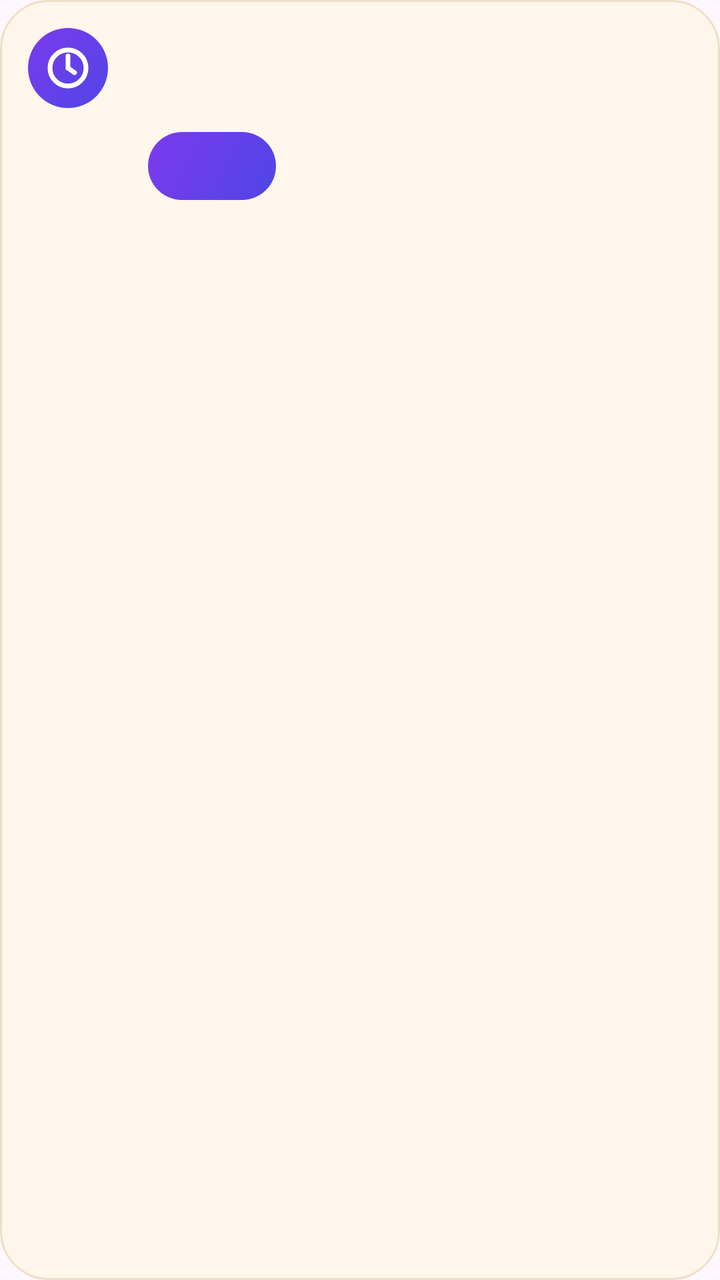
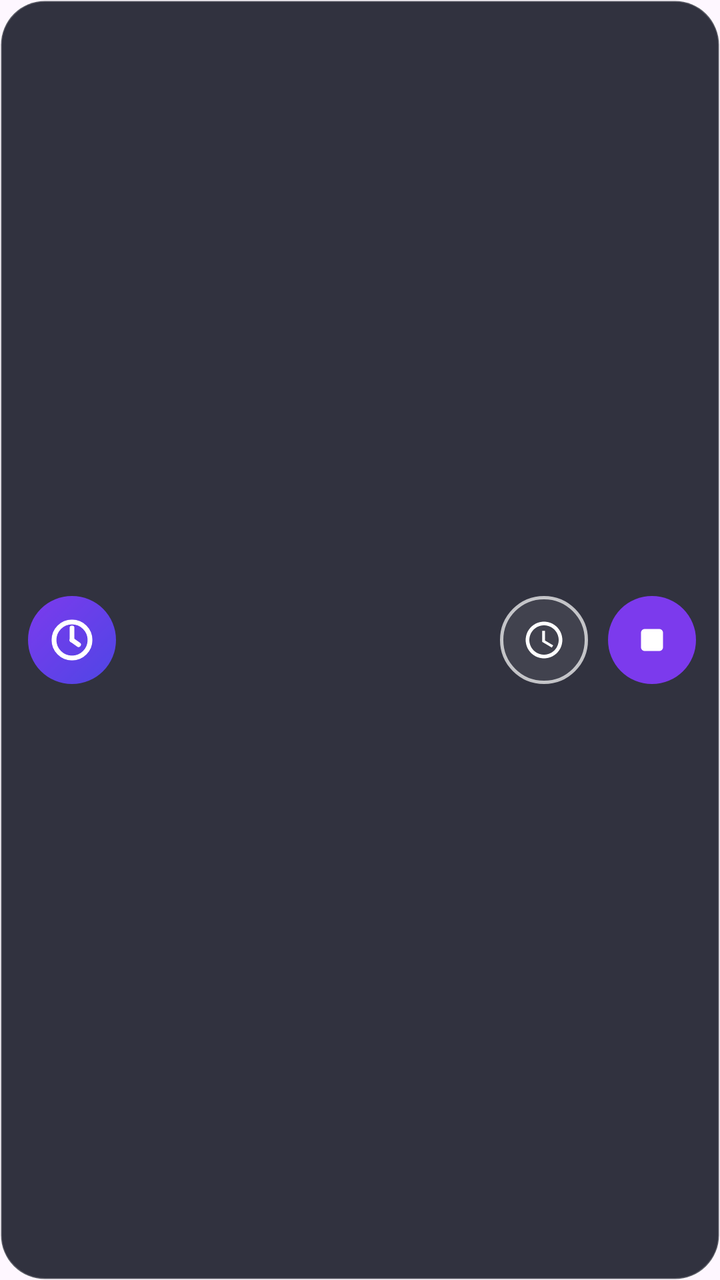

Before-and-after screenshots of an Android layout around one commit, followed by the original layout XML and the change that was made.
<!-- AndroidManifest.xml: application theme Theme.DaxiaoWeekAlarm -->
<!-- res/layout/float_alarm.xml -->
<?xml version="1.0" encoding="utf-8"?>
<LinearLayout xmlns:android="http://schemas.android.com/apk/res/android"
    android:layout_width="match_parent"
    android:layout_height="wrap_content"
    android:background="@drawable/bg_float_card"
    android:orientation="vertical"
    android:paddingStart="14dp"
    android:paddingTop="14dp"
    android:paddingEnd="14dp"
    android:paddingBottom="12dp">

    <LinearLayout
        android:layout_width="match_parent"
        android:layout_height="wrap_content"
        android:orientation="horizontal">

        <ImageView
            android:layout_width="40dp"
            android:layout_height="40dp"
            android:background="@drawable/bg_notif_icon"
            android:contentDescription="@null"
            android:padding="8dp"
            android:src="@drawable/ic_notification" />

        <LinearLayout
            android:layout_width="0dp"
            android:layout_height="wrap_content"
            android:layout_marginStart="12dp"
            android:layout_weight="1"
            android:orientation="vertical">

            <TextView
                android:id="@+id/fa_title"
                android:layout_width="match_parent"
                android:layout_height="wrap_content"
                android:ellipsize="end"
                android:includeFontPadding="false"
                android:maxLines="1"
                android:textColor="@color/float_card_title"
                android:textSize="16sp"
                android:textStyle="bold" />

            <TextView
                android:id="@+id/fa_sub"
                android:layout_width="match_parent"
                android:layout_height="wrap_content"
                android:layout_marginTop="3dp"
                android:ellipsize="end"
                android:includeFontPadding="false"
                android:maxLines="1"
                android:textColor="@color/float_card_sub"
                android:textSize="12sp" />
        </LinearLayout>
    </LinearLayout>

    
    <LinearLayout
        android:layout_width="match_parent"
        android:layout_height="wrap_content"
        android:layout_marginStart="52dp"
        android:layout_marginTop="12dp"
        android:orientation="horizontal">

        <TextView
            android:id="@+id/fa_snooze"
            android:layout_width="wrap_content"
            android:layout_height="34dp"
            android:background="@drawable/bg_notif_action_outline"
            android:gravity="center"
            android:includeFontPadding="false"
            android:maxLines="1"
            android:minWidth="64dp"
            android:paddingStart="14dp"
            android:paddingEnd="14dp"
            android:textColor="@color/violet"
            android:textSize="13sp"
            android:textStyle="bold"
            android:visibility="gone" />

        <TextView
            android:id="@+id/fa_stop"
            android:layout_width="wrap_content"
            android:layout_height="34dp"
            android:layout_marginStart="8dp"
            android:background="@drawable/bg_notif_action"
            android:gravity="center"
            android:includeFontPadding="false"
            android:maxLines="1"
            android:minWidth="64dp"
            android:paddingStart="14dp"
            android:paddingEnd="14dp"
            android:textColor="@color/white"
            android:textSize="13sp"
            android:textStyle="bold" />
    </LinearLayout>
</LinearLayout>
<!-- resources referenced by this layout -->
<resources>
  <color name="float_card_sub">#8A6A4E</color>
  <color name="float_card_title">#2A2018</color>
  <color name="violet">#7C3AED</color>
  <color name="white">#FFFFFFFF</color>
  <!-- drawable bg_float_card (drawable) -->
  <?xml version="1.0" encoding="utf-8"?>
  <shape xmlns:android="http://schemas.android.com/apk/res/android"
      android:shape="rectangle">
      <solid android:color="@color/float_card_bg" />
      <stroke
          android:width="1dp"
          android:color="@color/float_card_line" />
      <corners android:radius="24dp" />
  </shape>
  <!-- drawable bg_notif_action (drawable) -->
  <?xml version="1.0" encoding="utf-8"?>
  <shape xmlns:android="http://schemas.android.com/apk/res/android"
      android:shape="rectangle">
      <gradient
          android:angle="135"
          android:startColor="@color/indigo"
          android:endColor="@color/violet" />
      <corners android:radius="100dp" />
  </shape>
  <!-- drawable bg_notif_action_outline (drawable) -->
  <?xml version="1.0" encoding="utf-8"?>
  <shape xmlns:android="http://schemas.android.com/apk/res/android"
      android:shape="rectangle">
      <stroke
          android:width="1.2dp"
          android:color="@color/violet" />
      <corners android:radius="100dp" />
  </shape>
  <!-- drawable bg_notif_icon (drawable) -->
  <?xml version="1.0" encoding="utf-8"?>
  <shape xmlns:android="http://schemas.android.com/apk/res/android"
      android:shape="oval">
      <gradient
          android:angle="135"
          android:startColor="@color/indigo"
          android:endColor="@color/violet" />
  </shape>
  <style name="Theme.DaxiaoWeekAlarm" parent="Theme.Material3.DayNight.NoActionBar">
          <item name="colorPrimary">@color/indigo</item>
          <item name="colorPrimaryVariant">@color/indigo_dark</item>
          <item name="colorOnPrimary">@color/white</item>
          <item name="android:statusBarColor">@color/bg</item>
          <item name="android:windowLightStatusBar">true</item>
      </style>
  <color name="float_card_bg">#FFF6EC</color>
  <color name="float_card_line">#F0DFC8</color>
  <color name="indigo">#4F46E5</color>
  <color name="indigo_dark">#4338CA</color>
  <color name="bg">#F4F5FB</color>
  <!-- unchanged entries left out for length: 1 -->
</resources>

<!-- the commit's change to res/layout/float_alarm.xml (unified diff, before → after) -->
@@ -3,94 +3,75 @@
     android:layout_width="match_parent"
     android:layout_height="wrap_content"
     android:background="@drawable/bg_float_card"
-    android:orientation="vertical"
+    android:gravity="center_vertical"
+    android:orientation="horizontal"
     android:paddingStart="14dp"
-    android:paddingTop="14dp"
-    android:paddingEnd="14dp"
+    android:paddingTop="12dp"
+    android:paddingEnd="12dp"
     android:paddingBottom="12dp">
 
+    <ImageView
+        android:id="@+id/fa_icon"
+        android:layout_width="44dp"
+        android:layout_height="44dp"
+        android:background="@drawable/bg_notif_icon"
+        android:contentDescription="@null"
+        android:padding="10dp"
+        android:src="@drawable/ic_notification" />
+
     <LinearLayout
-        android:layout_width="match_parent"
+        android:layout_width="0dp"
         android:layout_height="wrap_content"
-        android:orientation="horizontal">
+        android:layout_marginStart="12dp"
+        android:layout_weight="1"
+        android:orientation="vertical">
 
-        <ImageView
-            android:layout_width="40dp"
-            android:layout_height="40dp"
-            android:background="@drawable/bg_notif_icon"
-            android:contentDescription="@null"
-            android:padding="8dp"
-            android:src="@drawable/ic_notification" />
+        
+        <TextView
+            android:id="@+id/fa_time"
+            android:layout_width="match_parent"
+            android:layout_height="wrap_content"
+            android:ellipsize="end"
+            android:includeFontPadding="false"
+            android:maxLines="1"
+            android:textColor="@color/float_card_time"
+            android:textSize="30sp"
+            android:textStyle="bold" />
 
-        <LinearLayout
-            android:layout_width="0dp"
+        <TextView
+            android:id="@+id/fa_name"
+            android:layout_width="match_parent"
             android:layout_height="wrap_content"
-            android:layout_marginStart="12dp"
-            android:layout_weight="1"
-            android:orientation="vertical">
-
-            <TextView
-                android:id="@+id/fa_title"
-                android:layout_width="match_parent"
-                android:layout_height="wrap_content"
-                android:ellipsize="end"
-                android:includeFontPadding="false"
-                android:maxLines="1"
-                android:textColor="@color/float_card_title"
-                android:textSize="16sp"
-                android:textStyle="bold" />
-
-            <TextView
-                android:id="@+id/fa_sub"
-                android:layout_width="match_parent"
-                android:layout_height="wrap_content"
-                android:layout_marginTop="3dp"
-                android:ellipsize="end"
-                android:includeFontPadding="false"
-                android:maxLines="1"
-                android:textColor="@color/float_card_sub"
-                android:textSize="12sp" />
-        </LinearLayout>
+            android:layout_marginTop="1dp"
+            android:ellipsize="end"
+            android:includeFontPadding="false"
+            android:maxLines="1"
+            android:textColor="@color/float_card_sub"
+            android:textSize="12sp" />
     </LinearLayout>
 
     
-    <LinearLayout
-        android:layout_width="match_parent"
-        android:layout_height="wrap_content"
-        android:layout_marginStart="52dp"
-        android:layout_marginTop="12dp"
-        android:orientation="horizontal">
+    <ImageButton
+        android:id="@+id/fa_snooze"
+        android:layout_width="44dp"
+        android:layout_height="44dp"
+        android:layout_marginStart="10dp"
+        android:background="@drawable/bg_float_btn_outline"
+        android:contentDescription="稍后提醒"
+        android:padding="11dp"
+        android:scaleType="fitCenter"
+        android:src="@drawable/ic_notif_snooze"
+        android:tint="@color/float_card_icon" />
 
-        <TextView
-            android:id="@+id/fa_snooze"
-            android:layout_width="wrap_content"
-            android:layout_height="34dp"
-            android:background="@drawable/bg_notif_action_outline"
-            android:gravity="center"
-            android:includeFontPadding="false"
-            android:maxLines="1"
-            android:minWidth="64dp"
-            android:paddingStart="14dp"
-            android:paddingEnd="14dp"
-            android:textColor="@color/violet"
-            android:textSize="13sp"
-            android:textStyle="bold"
-            android:visibility="gone" />
-
-        <TextView
-            android:id="@+id/fa_stop"
-            android:layout_width="wrap_content"
-            android:layout_height="34dp"
-            android:layout_marginStart="8dp"
-            android:background="@drawable/bg_notif_action"
-            android:gravity="center"
-            android:includeFontPadding="false"
-            android:maxLines="1"
-            android:minWidth="64dp"
-            android:paddingStart="14dp"
-            android:paddingEnd="14dp"
-            android:textColor="@color/white"
-            android:textSize="13sp"
-            android:textStyle="bold" />
-    </LinearLayout>
+    <ImageButton
+        android:id="@+id/fa_stop"
+        android:layout_width="44dp"
+        android:layout_height="44dp"
+        android:layout_marginStart="10dp"
+        android:background="@drawable/bg_float_btn_solid"
+        android:contentDescription="停止"
+        android:padding="11dp"
+        android:scaleType="fitCenter"
+        android:src="@drawable/ic_float_stop"
+        android:tint="@color/white" />
 </LinearLayout>
<!-- resource entries referenced after the edit -->
@@ -1,9 +1,25 @@
 <!-- resources referenced by this layout -->
 <resources>
-  <color name="float_card_sub">#8A6A4E</color>
-  <color name="float_card_title">#2A2018</color>
+  <color name="float_card_icon">#FFFFFF</color>
+  <color name="float_card_sub">#CCFFFFFF</color>
+  <color name="float_card_time">#FFFFFF</color>
   <color name="violet">#7C3AED</color>
   <color name="white">#FFFFFFFF</color>
+  <!-- drawable bg_float_btn_outline (drawable) -->
+  <?xml version="1.0" encoding="utf-8"?>
+  <shape xmlns:android="http://schemas.android.com/apk/res/android"
+      android:shape="oval">
+      <solid android:color="@color/float_btn_outline_bg" />
+      <stroke
+          android:width="1.5dp"
+          android:color="@color/float_btn_outline_line" />
+  </shape>
+  <!-- drawable bg_float_btn_solid (drawable) -->
+  <?xml version="1.0" encoding="utf-8"?>
+  <shape xmlns:android="http://schemas.android.com/apk/res/android"
+      android:shape="oval">
+      <solid android:color="@color/float_stop_bg" />
+  </shape>
   <!-- drawable bg_float_card (drawable) -->
   <?xml version="1.0" encoding="utf-8"?>
   <shape xmlns:android="http://schemas.android.com/apk/res/android"
@@ -12,26 +28,7 @@
       <stroke
           android:width="1dp"
           android:color="@color/float_card_line" />
-      <corners android:radius="24dp" />
-  </shape>
-  <!-- drawable bg_notif_action (drawable) -->
-  <?xml version="1.0" encoding="utf-8"?>
-  <shape xmlns:android="http://schemas.android.com/apk/res/android"
-      android:shape="rectangle">
-      <gradient
-          android:angle="135"
-          android:startColor="@color/indigo"
-          android:endColor="@color/violet" />
-      <corners android:radius="100dp" />
-  </shape>
-  <!-- drawable bg_notif_action_outline (drawable) -->
-  <?xml version="1.0" encoding="utf-8"?>
-  <shape xmlns:android="http://schemas.android.com/apk/res/android"
-      android:shape="rectangle">
-      <stroke
-          android:width="1.2dp"
-          android:color="@color/violet" />
-      <corners android:radius="100dp" />
+      <corners android:radius="22dp" />
   </shape>
   <!-- drawable bg_notif_icon (drawable) -->
   <?xml version="1.0" encoding="utf-8"?>
@@ -42,6 +39,31 @@
           android:startColor="@color/indigo"
           android:endColor="@color/violet" />
   </shape>
+  <!-- drawable ic_float_stop (drawable) -->
+  <?xml version="1.0" encoding="utf-8"?>
+  <vector xmlns:android="http://schemas.android.com/apk/res/android"
+      android:width="24dp"
+      android:height="24dp"
+      android:viewportWidth="24"
+      android:viewportHeight="24">
+      <path
+          android:fillColor="#FFFFFFFF"
+          android:pathData="M8,6h8a2,2 0 0 1 2,2v8a2,2 0 0 1 -2,2H8a2,2 0 0 1 -2,-2V8a2,2 0 0 1 2,-2z" />
+  </vector>
+  <!-- drawable ic_notif_snooze (drawable) -->
+  <?xml version="1.0" encoding="utf-8"?>
+  <vector xmlns:android="http://schemas.android.com/apk/res/android"
+      android:width="24dp"
+      android:height="24dp"
+      android:viewportWidth="24"
+      android:viewportHeight="24">
+      <path
+          android:fillColor="#FFFFFFFF"
+          android:pathData="M12,2C6.48,2 2,6.48 2,12s4.48,10 10,10 10,-4.48 10,-10S17.52,2 12,2zM12,20c-4.41,0 -8,-3.59 -8,-8s3.59,-8 8,-8 8,3.59 8,8 -3.59,8 -8,8z" />
+      <path
+          android:fillColor="#FFFFFFFF"
+          android:pathData="M12.5,7L11,7v6l5.25,3.15 0.75,-1.23 -4.5,-2.67z" />
+  </vector>
   <style name="Theme.DaxiaoWeekAlarm" parent="Theme.Material3.DayNight.NoActionBar">
           <item name="colorPrimary">@color/indigo</item>
           <item name="colorPrimaryVariant">@color/indigo_dark</item>
@@ -49,8 +71,11 @@
           <item name="android:statusBarColor">@color/bg</item>
           <item name="android:windowLightStatusBar">true</item>
       </style>
-  <color name="float_card_bg">#FFF6EC</color>
-  <color name="float_card_line">#F0DFC8</color>
+  <color name="float_btn_outline_bg">#14FFFFFF</color>
+  <color name="float_btn_outline_line">#B3FFFFFF</color>
+  <color name="float_stop_bg">#7C3AED</color>
+  <color name="float_card_bg">#E61B1D2B</color>
+  <color name="float_card_line">#33FFFFFF</color>
   <color name="indigo">#4F46E5</color>
   <color name="indigo_dark">#4338CA</color>
   <color name="bg">#F4F5FB</color>
